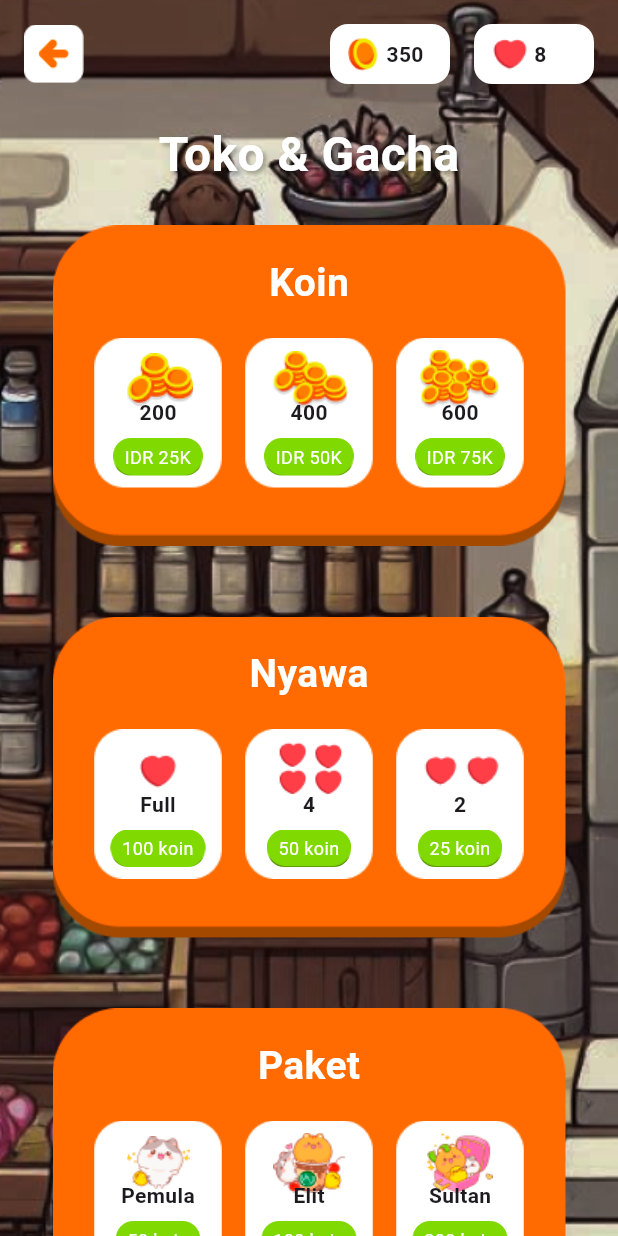
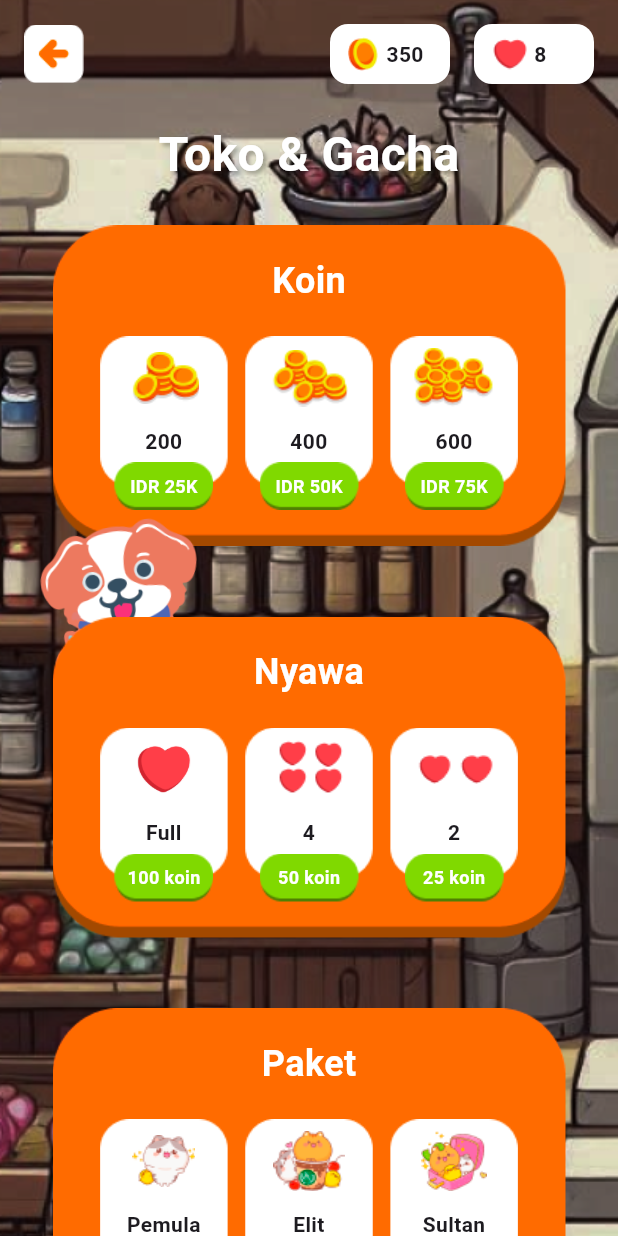
Before and after one commit to Nessaa16/WordWhizz, a Flutter app: the screen it shows after launch, on a phone screen of 412 x 824 dp. Run offline on Flutter 3.47's test engine with Material 3 defaults, Android fonts, the phone set to English and light mode, and no system bars; our stand-ins replace cloud_firestore, firebase_auth, firebase_core, lottie; accounts and stored records are empty.

Commit message:
Added mascot and switched to stack layout

```diff
--- a/wordwhizz/lib/view/pages/shop_page.dart
+++ b/wordwhizz/lib/view/pages/shop_page.dart
@@ -18,8 +18,7 @@ class ShopPage extends StatelessWidget {
           SafeArea(
             child: SingleChildScrollView(
               child: Column(
-                crossAxisAlignment:
-                    CrossAxisAlignment.start, // Ensure proper alignment
+                crossAxisAlignment: CrossAxisAlignment.start,
                 children: [
                   // Header
                   Padding(
@@ -109,32 +108,45 @@ class ShopPage extends StatelessWidget {
                     padding: const EdgeInsets.all(16.0),
                     child: Center(
                       child: Column(
-                        mainAxisAlignment:
-                            MainAxisAlignment.center, // Center vertically
-                        crossAxisAlignment:
-                            CrossAxisAlignment.center, // Center horizontally
+                        mainAxisAlignment: MainAxisAlignment.center,
+                        crossAxisAlignment: CrossAxisAlignment.center,
                         children: [
                           _buildSection(
                             'Koin',
                             [
                               _buildItem('200', 'IDR 25K',
-                                  'assets/images/coins_200.png'),
+                                  'assets/images/coins_200.png', () {
+                                print('200 coins purchased');
+                              }),
                               _buildItem('400', 'IDR 50K',
-                                  'assets/images/coins_400.png'),
+                                  'assets/images/coins_400.png', () {
+                                print('400 coins purchased');
+                              }),
                               _buildItem('600', 'IDR 75K',
-                                  'assets/images/coins_600.png'),
+                                  'assets/images/coins_600.png', () {
+                                print('600 coins purchased');
+                              }),
                             ],
                           ),
                           SizedBox(height: 47),
                           _buildSection(
                             'Nyawa',
                             [
-                              _buildItem('Full', '100 koin',
-                                  'assets/images/heart.png'),
                               _buildItem(
-                                  '4', '50 koin', 'assets/images/hearts_4.png'),
+                                  'Full', '100 koin', 'assets/images/heart_full.png',
+                                  () {
+                                print('Full heart purchased');
+                              }),
                               _buildItem(
-                                  '2', '25 koin', 'assets/images/hearts_2.png'),
+                                  '4', '50 koin', 'assets/images/hearts_4.png',
+                                  () {
+                                print('4 hearts purchased');
+                              }),
+                              _buildItem(
+                                  '2', '25 koin', 'assets/images/hearts_2.png',
+                                  () {
+                                print('2 hearts purchased');
+                              }),
                             ],
                           ),
                           SizedBox(height: 47),
@@ -142,11 +154,17 @@ class ShopPage extends StatelessWidget {
                             'Paket',
                             [
                               _buildItem('Pemula', '50 koin',
-                                  'assets/images/bundlePemula.png'),
+                                  'assets/images/bundlePemula.png', () {
+                                print('Pemula package purchased');
+                              }),
                               _buildItem('Elit', '100 koin',
-                                  'assets/images/bundleElit.png'),
+                                  'assets/images/bundleElit.png', () {
+                                print('Elit package purchased');
+                              }),
                               _buildItem('Sultan', '200 koin',
-                                  'assets/images/bundleSultan.png'),
+                                  'assets/images/bundleSultan.png', () {
+                                print('Sultan package purchased');
+                              }),
                             ],
                           ),
                         ],
@@ -161,7 +179,7 @@ class ShopPage extends StatelessWidget {
                       alignment: Alignment.center,
                       child: GestureDetector(
                         onTap: () {
-                          // Fungsi saat tombol ditekan
+                          print('Gacha button pressed');
                         },
                         child: Container(
                           decoration: BoxDecoration(
@@ -188,11 +206,13 @@ class ShopPage extends StatelessWidget {
   }
 
   Widget _buildSection(String title, List<Widget> items) {
-    return SizedBox(
+    return Stack(
+      clipBehavior: Clip.none,
+      children: [
+        Container(
           width: 342,
           height: 214,
-      child: Container(
-        padding: EdgeInsets.all(20),
+          padding: const EdgeInsets.all(20),
           decoration: BoxDecoration(
             image: DecorationImage(
               image: AssetImage('assets/images/cardShopPage.png'),
@@ -201,32 +221,49 @@ class ShopPage extends StatelessWidget {
             borderRadius: BorderRadius.circular(20),
           ),
           child: Column(
-          crossAxisAlignment: CrossAxisAlignment.center,
             children: [
               Text(
                 title,
-              style: TextStyle(
-                fontSize: 26,
+                style: const TextStyle(
+                  fontSize: 24,
                   fontWeight: FontWeight.bold,
                   color: Colors.white,
                 ),
               ),
-            SizedBox(height: 18),
+              const SizedBox(height: 20),
               Row(
-              mainAxisAlignment: MainAxisAlignment.spaceAround,
+                mainAxisAlignment: MainAxisAlignment.spaceEvenly,
                 children: items,
               ),
             ],
           ),
         ),
+        if (title == 'Koin')
+          Positioned(
+            bottom: -125,
+            left: -35,
+            child: Transform.rotate(
+              angle: -0.1,
+              child: Image.asset(
+                'assets/images/mascott.png',
+                height: 151,
+                width: 158,
+              ),
+            ),
+          ),
+      ],
     );
   }
 
-  Widget _buildItem(String title, String price, String imagePath) {
-    return Container(
+  Widget _buildItem(
+      String title, String price, String imagePath, VoidCallback onTap) {
+    return Stack(
+      clipBehavior: Clip.none,
+      children: [
+        // WhiteCard
+        Container(
           width: 85,
           height: 100,
-      padding: EdgeInsets.all(8),
           decoration: BoxDecoration(
             image: DecorationImage(
               image: AssetImage('assets/images/shopPage_whiteCard.png'),
@@ -234,13 +271,41 @@ class ShopPage extends StatelessWidget {
             ),
             borderRadius: BorderRadius.circular(12),
           ),
-      child: Stack(
+          child: Column(
             children: [
-          Positioned.fill(
-            child: Align(
-              alignment: Alignment.bottomCenter,
+              // Image
+              Padding(
+                padding: const EdgeInsets.only(top: 8),
+                child: Image.asset(
+                  imagePath,
+                  height: 40,
+                ),
+              ),
+              // Title
+              Expanded(
+                child: Center(
+                  child: Padding(
+                    padding: const EdgeInsets.only(bottom: 8),
+                    child: Text(
+                      title,
+                      style: const TextStyle(fontWeight: FontWeight.bold),
+                      textAlign: TextAlign.center,
+                    ),
+                  ),
+                ),
+              ),
+            ],
+          ),
+        ),
+
+        Positioned(
+          bottom: -16,
+          left: 9.5,
+          child: GestureDetector(
+            onTap: onTap,
             child: Container(
-                padding: EdgeInsets.symmetric(horizontal: 8, vertical: 4),
+              width: 66,
+              height: 32,
               decoration: BoxDecoration(
                 image: DecorationImage(
                   image: AssetImage('assets/images/button_green.png'),
@@ -248,35 +313,20 @@ class ShopPage extends StatelessWidget {
                 ),
                 borderRadius: BorderRadius.circular(12),
               ),
+              child: Center(
                 child: Text(
                   price,
-                  style: TextStyle(
+                  style: const TextStyle(
                     color: Colors.white,
+                    fontWeight: FontWeight.bold,
                     fontSize: 12,
-                  ),
-                  textAlign: TextAlign.center,
                   ),
                 ),
               ),
             ),
-
-          Align(
-            alignment: Alignment.topCenter,
-            child: Image.asset(
-              imagePath,
-              height: 40,
-            ),
-          ),
-
-          Align(
-            alignment: Alignment.center,
-            child: Text(
-              title,
-              style: TextStyle(fontWeight: FontWeight.bold),
           ),
         ),
       ],
-      ),
     );
   }
 }
--- a/wordwhizz/pubspec.yaml
+++ b/wordwhizz/pubspec.yaml
@@ -121,6 +121,7 @@ flutter:
     - assets/images/coins_200.png
     - assets/images/coins_400.png
     - assets/images/coins_600.png
+    - assets/images/heart_full.png
     - assets/images/hearts_2.png
     - assets/images/hearts_4.png
     - assets/images/cardShopPage.png
```
Also changed, not shown: wordwhizz/assets/images/heart_full.png (added). Lines whose indentation alone changed are shown as unchanged.
